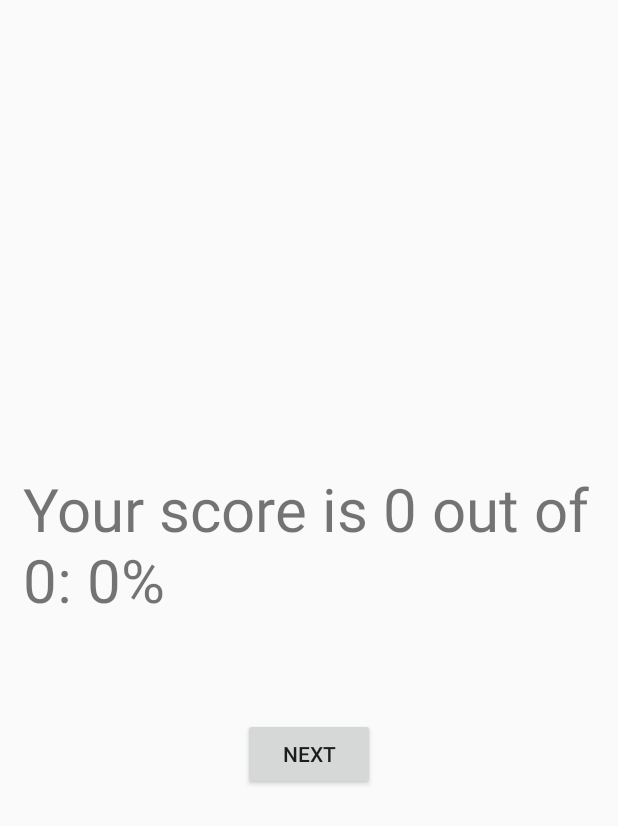
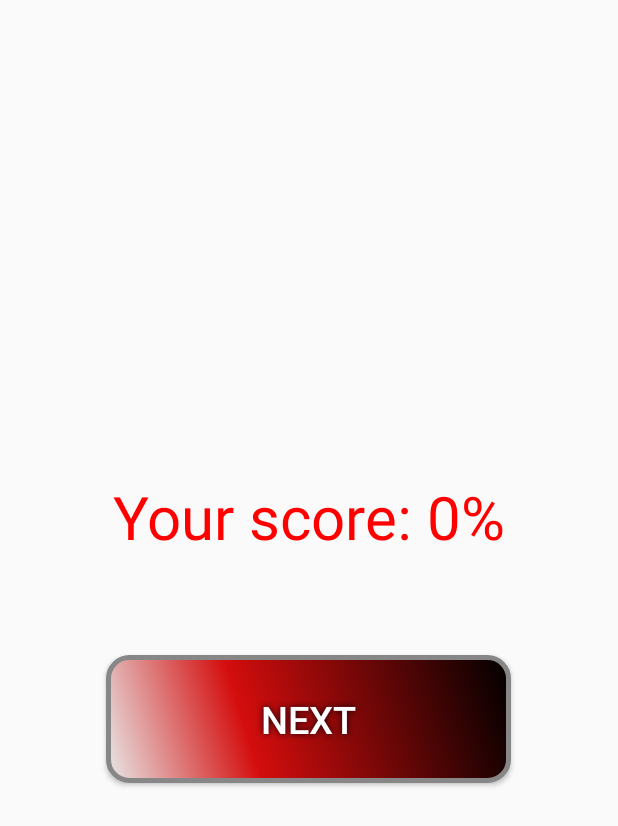
Before and after one commit to Angelala26/real-estate-practice, an Android app: the ResultActivity screen opened directly, with no data from a screen before it, on a phone screen of 412 x 824 dp. Shown: the top 826 px of the screen. Run offline under Robolectric (Android 15) with nearby library versions, the light colour scheme and no system bars; 2 statements that could not run were skipped.

Commit message:
Fix activity_result to make prettier

```diff
--- a/app/src/main/java/com/example/android/realestatepractice/ResultActivity.java
+++ b/app/src/main/java/com/example/android/realestatepractice/ResultActivity.java
@@ -1,6 +1,7 @@
 package com.example.android.realestatepractice;
 
 import android.content.Intent;
+import android.graphics.Color;
 import android.os.Bundle;
 import android.support.v7.app.AppCompatActivity;
 import android.view.View;
@@ -32,8 +33,18 @@ public class ResultActivity extends AppCompatActivity {
         percentage = ((score / (double)questListSize) * 100);
         roundedPercentage = (int) percentage;
 
-        scoreTextView.setText("Your score is " + score + " out of " + questListSize
-                + ": " + roundedPercentage + "%");
+        if(roundedPercentage <= 30) {
+            scoreTextView.setTextColor(Color.parseColor("#FF0000"));
+
+        } else if (roundedPercentage > 30 || roundedPercentage <= 65) {
+            scoreTextView.setTextColor(Color.parseColor("#E5E500"));
+
+        } else if (roundedPercentage > 65) {
+            scoreTextView.setTextColor(Color.parseColor("#008000"));
+
+        }
+
+        scoreTextView.setText("Your score: " + roundedPercentage + "%");
 
         //set next button to go to incorrect question activity
         nextButton.setOnClickListener(new View.OnClickListener() {
--- a/app/src/main/res/layout/activity_result.xml
+++ b/app/src/main/res/layout/activity_result.xml
@@ -22,6 +22,18 @@
         android:id="@+id/next_button"
         android:layout_width="wrap_content"
         android:layout_height="wrap_content"
-        android:text="Next"/>
+        android:padding="25dp"
+        android:gravity="center"
+        android:text="Next"
+        android:textSize="25sp"
+        android:textColor="#FFFFFF"
+        android:background="@drawable/buttonshape"
+        android:shadowColor="#0C030D"
+        android:shadowDx="0"
+        android:shadowDy="0"
+        android:shadowRadius="5"
+        app:layout_constraintBottom_toBottomOf="parent"
+        app:layout_constraintLeft_toLeftOf="parent"
+        app:layout_constraintRight_toRightOf="parent"/>
 
 </LinearLayout>
```
